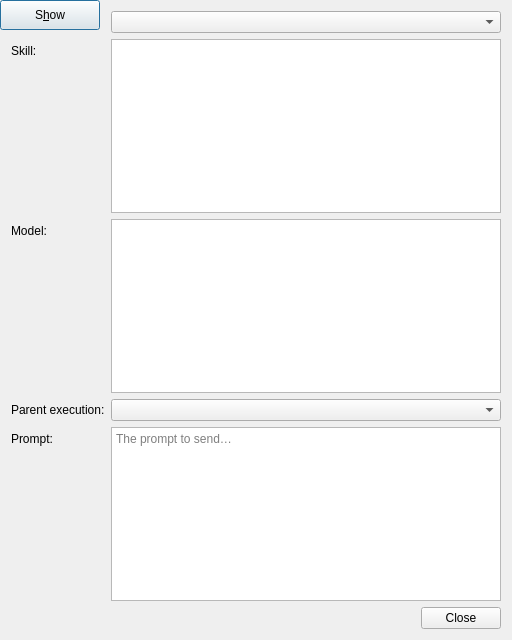
First picture: the form in acta_gamma/ui/executionCreateDialog.ui, repository boucaron/ACTA_Gamma, before the edit.
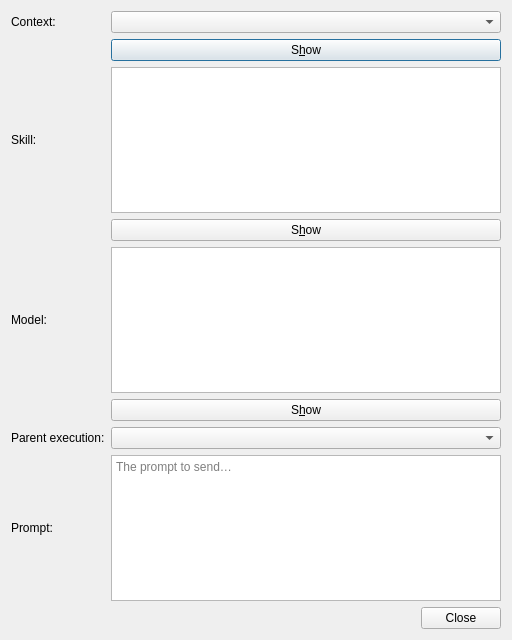
Second picture: the form after the edit.

Commit message: acta_gamma: Show buttons under context/skill/model pickers in create dialog (H3 / UR #18)

Diff of the .ui file:
```diff
--- a/acta_gamma/ui/executionCreateDialog.ui
+++ b/acta_gamma/ui/executionCreateDialog.ui
@@ -21,7 +21,13 @@
   </property>
   <layout class="QVBoxLayout" name="verticalLayout">
    <item>
-    <layout class="QFormLayout" name="formLayout">
+    <layout class="QGridLayout" name="formLayout">
+     <property name="horizontalSpacing">
+      <number>6</number>
+     </property>
+     <property name="verticalSpacing">
+      <number>6</number>
+     </property>
      <item row="0" column="0">
       <widget class="QLabel" name="label">
        <property name="text">
@@ -29,28 +35,28 @@
        </property>
       </widget>
      </item>
-     <item row="1" column="0">
+     <item row="2" column="0">
       <widget class="QLabel" name="label_2">
        <property name="text">
         <string>Skill:</string>
        </property>
       </widget>
      </item>
-     <item row="2" column="0">
+     <item row="4" column="0">
       <widget class="QLabel" name="label_3">
        <property name="text">
         <string>Model:</string>
        </property>
       </widget>
      </item>
-     <item row="3" column="0">
+     <item row="6" column="0">
       <widget class="QLabel" name="label_4">
        <property name="text">
         <string>Parent execution:</string>
        </property>
       </widget>
      </item>
-     <item row="4" column="0">
+     <item row="7" column="0">
       <widget class="QLabel" name="label_5">
        <property name="text">
         <string>Prompt:</string>
@@ -64,7 +70,7 @@
        </property>
       </widget>
      </item>
-     <item row="0" column="2">
+     <item row="1" column="1">
       <widget class="QPushButton" name="showContextButton">
        <property name="text">
         <string>S&amp;how</string>
@@ -74,7 +80,7 @@
        </property>
       </widget>
      </item>
-     <item row="1" column="1">
+     <item row="2" column="1">
       <widget class="QTreeWidget" name="skillTreeWidget">
        <property name="columnCount">
         <number>1</number>
@@ -90,7 +96,17 @@
        </property>
       </widget>
      </item>
-     <item row="2" column="1">
+     <item row="3" column="1">
+      <widget class="QPushButton" name="showSkillButton">
+       <property name="text">
+        <string>S&amp;how</string>
+       </property>
+       <property name="toolTip">
+        <string>Show the selected skill (all data, read-only)</string>
+       </property>
+      </widget>
+     </item>
+     <item row="4" column="1">
       <widget class="QTreeWidget" name="modelTreeWidget">
        <property name="columnCount">
         <number>1</number>
@@ -106,14 +122,24 @@
        </property>
       </widget>
      </item>
-     <item row="3" column="1">
+     <item row="5" column="1">
+      <widget class="QPushButton" name="showModelButton">
+       <property name="text">
+        <string>S&amp;how</string>
+       </property>
+       <property name="toolTip">
+        <string>Show the selected model (all data, read-only)</string>
+       </property>
+      </widget>
+     </item>
+     <item row="6" column="1">
       <widget class="QComboBox" name="parentExecutionComboBox">
        <property name="toolTip">
         <string>Optional: an execution this one chains from ("— none —" = root execution)</string>
        </property>
       </widget>
      </item>
-     <item row="4" column="1">
+     <item row="7" column="1">
       <widget class="QTextEdit" name="promptTextEdit">
        <property name="placeholderText">
         <string>The prompt to send…</string>
```
The commit also changes 2 other files.
